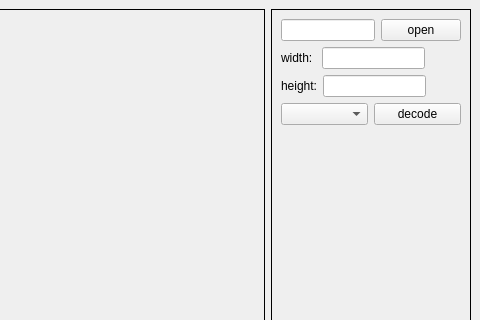
First picture: the form in src/mainwindow.ui, repository WorldEditor50/QRawImageViewer, before the edit; both pictures show x 320 to 800 and y 0 to 320 of the 800 by 600 pixel window.
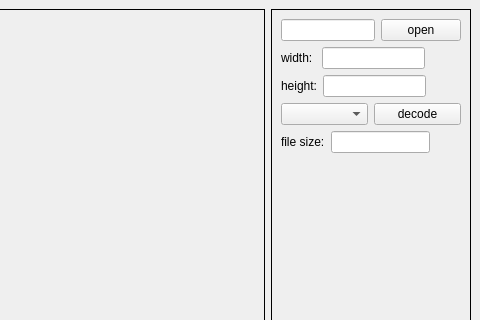
Second picture: the form after the edit.

```diff
--- a/src/mainwindow.ui
+++ b/src/mainwindow.ui
@@ -137,6 +137,33 @@
          </item>
         </layout>
        </item>
+       <item>
+        <layout class="QHBoxLayout" name="horizontalLayout_6">
+         <item>
+          <widget class="QLabel" name="fileSizeLabel">
+           <property name="text">
+            <string>file size:</string>
+           </property>
+          </widget>
+         </item>
+         <item>
+          <widget class="QLineEdit" name="fileSizeLineEdit"/>
+         </item>
+         <item>
+          <spacer name="horizontalSpacer_3">
+           <property name="orientation">
+            <enum>Qt::Horizontal</enum>
+           </property>
+           <property name="sizeHint" stdset="0">
+            <size>
+             <width>40</width>
+             <height>20</height>
+            </size>
+           </property>
+          </spacer>
+         </item>
+        </layout>
+       </item>
        <item>
         <spacer name="verticalSpacer">
          <property name="orientation">
```
